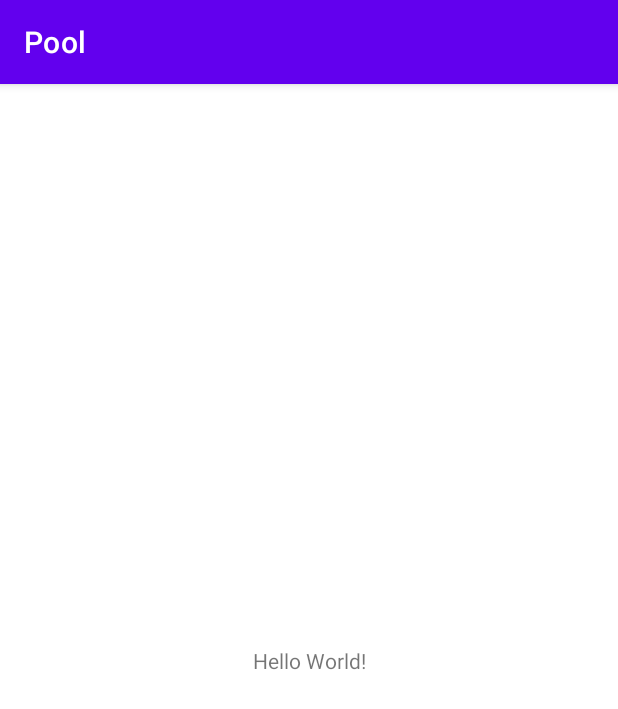
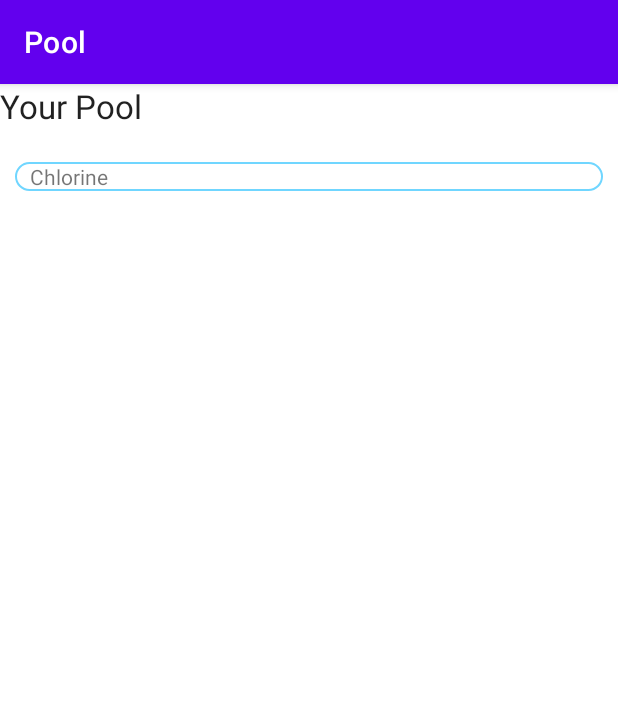
Before and after one commit to shxmbles/PoolTest, an Android app: the screen it shows after launch (MainActivity), on a phone screen of 412 x 824 dp. Shown: the top 709 px of the screen. Run offline under Robolectric (Android 15) with nearby library versions, the light colour scheme and no system bars.

Commit message:
Changed the textView Id to better naming conventions. They had 2 different xml views, they only need 1, and the connection was wrong. I fixed the connection to the correct UI. Now, the correct one is displayed.
Implemented synthetics, which will make it easier for them to use the front-end elements.

```diff
--- a/app/build.gradle
+++ b/app/build.gradle
@@ -1,6 +1,7 @@
 plugins {
     id 'com.android.application'
     id 'kotlin-android'
+    id 'kotlin-android-extensions'
 }
 
 android {
--- a/app/src/main/java/com/example/pool/MainActivity.kt
+++ b/app/src/main/java/com/example/pool/MainActivity.kt
@@ -4,6 +4,7 @@
 import android.os.Bundle
 import com.example.pool.dto.Chemical
 import com.example.pool.dto.Algae
+import kotlinx.android.synthetic.main.activity_main.*
 
 class MainActivity : AppCompatActivity() {
 
@@ -13,6 +14,8 @@
         ozPerGallon = .005F)
     val chlorine = Chemical(name= "chl", okRange = arrayOf(1F, 5F), hoursCantSwim = 8F,
             ozPerGallon = .005F)
+
+
     val alkalinity = Chemical(name= "alk", okRange = arrayOf(80F, 120F), hoursCantSwim = 0F,
             ozPerGallon = .005F)
     val calciumHardness = Chemical(name= "cal", okRange = arrayOf(200F, 300F), hoursCantSwim = 0F,
--- a/app/src/main/res/layout/activity_main.xml
+++ b/app/src/main/res/layout/activity_main.xml
@@ -1,18 +1,28 @@
 <?xml version="1.0" encoding="utf-8"?>
-<androidx.constraintlayout.widget.ConstraintLayout xmlns:android="http://schemas.android.com/apk/res/android"
-    xmlns:app="http://schemas.android.com/apk/res-auto"
-    xmlns:tools="http://schemas.android.com/tools"
+<RelativeLayout xmlns:android="http://schemas.android.com/apk/res/android"
     android:layout_width="match_parent"
-    android:layout_height="match_parent"
-    tools:context=".MainActivity">
+    android:layout_height="match_parent">
 
     <TextView
+        android:id="@+id/textView"
         android:layout_width="wrap_content"
         android:layout_height="wrap_content"
-        android:text="Hello World!"
-        app:layout_constraintBottom_toBottomOf="parent"
-        app:layout_constraintLeft_toLeftOf="parent"
-        app:layout_constraintRight_toRightOf="parent"
-        app:layout_constraintTop_toTopOf="parent" />
+        android:text="Your Pool"
+        android:textAppearance="@style/TextAppearance.AppCompat.Large" />
 
-</androidx.constraintlayout.widget.ConstraintLayout>
+    <TextView
+        android:id="@+id/txtChlorine"
+        android:layout_width="392dp"
+        android:layout_height="wrap_content"
+        android:layout_alignParentTop="true"
+        android:layout_alignParentEnd="true"
+        android:layout_alignParentRight="true"
+        android:layout_marginLeft="10dp"
+        android:layout_marginTop="52dp"
+        android:layout_marginEnd="10dp"
+        android:layout_marginRight="10dp"
+        android:background="@drawable/drawableback"
+        android:text="Chlorine"
+        android:paddingLeft="10dp"
+        />
+</RelativeLayout>
```
Also changed, not shown: app/src/main/res/layout/input.xml (deleted, +0 -28 lines).
